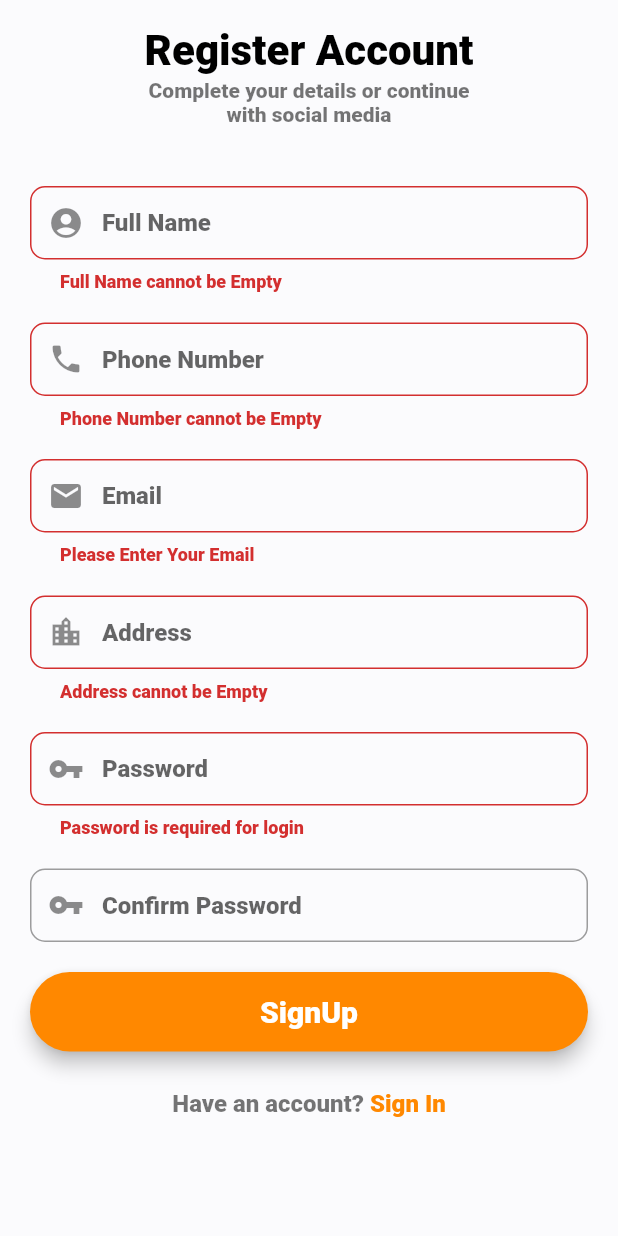
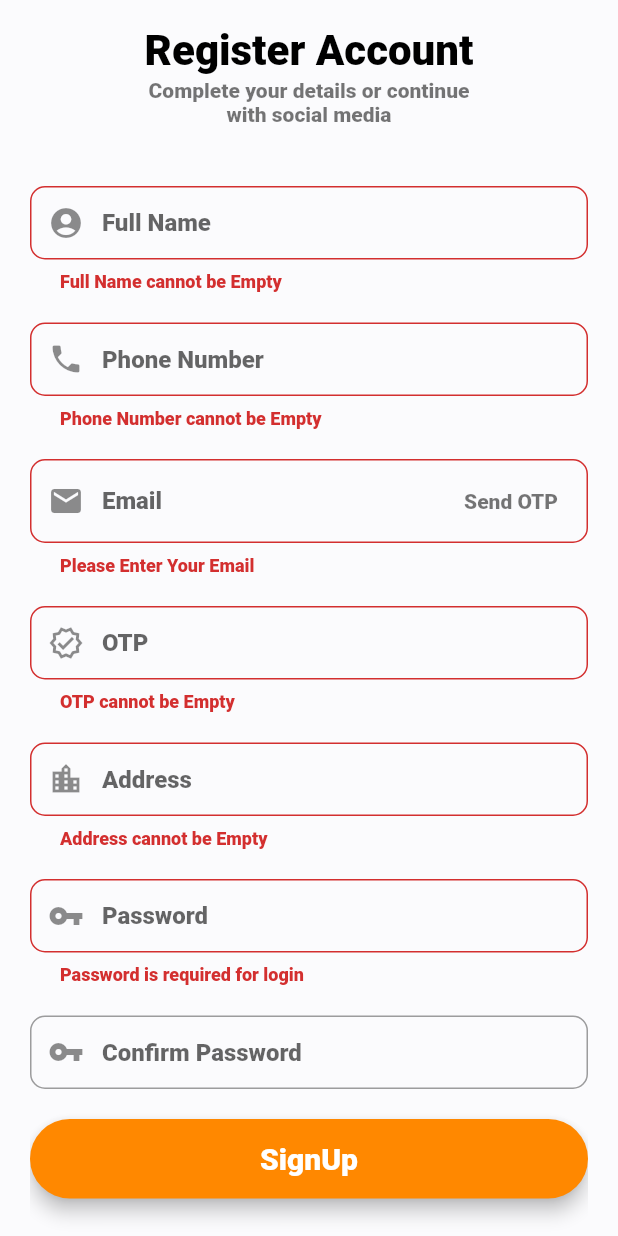
Before and after one commit to TanHoang01/gamestation, a Flutter app: the SignUpScreen screen opened directly, after a tap on "SignUp", on a phone screen of 412 x 824 dp. Run offline on Flutter 3.47's test engine with Material 2 defaults, Android fonts, the phone set to English and light mode, and no system bars; our stand-ins replace carousel_slider, charts_flutter, cloud_firestore, firebase_auth, firebase_core, firebase_storage and 4 more; missing offline and left inert: dart:ffi, email_auth; accounts and stored records are empty.

Commit message:
revenue chart and verify otp add

```diff
--- a/lib/screens/sign_up/components/sign_up_form.dart
+++ b/lib/screens/sign_up/components/sign_up_form.dart
@@ -10,6 +10,7 @@ import 'package:cloud_firestore/cloud_firestore.dart';
 import 'package:flutter/material.dart';
 import 'package:fluttertoast/fluttertoast.dart';
 import 'package:gamestation/models/user_model.dart';
+import 'package:email_auth/email_auth.dart';
 
 class SignUpForm extends StatefulWidget {
   @override
@@ -29,6 +30,7 @@ class _SignUpFormState extends State<SignUpForm> {
   final fullNameEditingController = new TextEditingController();
   final phoneNumberEditingController = new TextEditingController();
   final emailEditingController = new TextEditingController();
+  final otpEditingController = new TextEditingController();
   final addressEditingController = new TextEditingController();
   final passwordEditingController = new TextEditingController();
   final confirmPasswordEditingController = new TextEditingController();
@@ -132,7 +134,37 @@ class _SignUpFormState extends State<SignUpForm> {
         decoration: InputDecoration(
           prefixIcon: Icon(Icons.mail),
           contentPadding: EdgeInsets.fromLTRB(20, 15, 20, 15),
+          suffixIcon: GestureDetector(
+            onTap: () {
+              sendOTP();
+            },
+            child: Container(
+              padding: EdgeInsets.fromLTRB(20, 20, 20, 20),
+              child: Text('Send OTP')),),
           hintText: "Email",
+          border: OutlineInputBorder(
+            borderRadius: BorderRadius.circular(10),
+          ),
+        ));
+
+     final otpNumberField = TextFormField(
+        autofocus: false,
+        controller: otpEditingController,
+        keyboardType: TextInputType.number,
+        validator: (value) {
+          if (value!.isEmpty) {
+            return ("OTP cannot be Empty");
+          }
+          return null;
+        },
+        onSaved: (value) {
+          fullNameEditingController.text = value!;
+        },
+        textInputAction: TextInputAction.next,
+        decoration: InputDecoration(
+          prefixIcon: Icon(Icons.verified_outlined),
+          contentPadding: EdgeInsets.fromLTRB(20, 15, 20, 15),
+          hintText: "OTP",
           border: OutlineInputBorder(
             borderRadius: BorderRadius.circular(10),
           ),
@@ -221,6 +253,8 @@ class _SignUpFormState extends State<SignUpForm> {
                     SizedBox(height: 20),
                     emailField,
                     SizedBox(height: 20),
+                    otpNumberField,
+                    SizedBox(height: 20),
                     addressField,
                     SizedBox(height: 20),
                     passwordField,
@@ -234,8 +268,8 @@ class _SignUpFormState extends State<SignUpForm> {
               );
 
   }
-    void signUp(String email, String password) async {
-    if (_formKey.currentState!.validate()) {
+   void signUp(String email, String password) async {
+    if (_formKey.currentState!.validate() && verifyOTP() == true) {
       try {
         await _auth
             .createUserWithEmailAndPassword(email: email, password: password)
@@ -324,4 +358,22 @@ class _SignUpFormState extends State<SignUpForm> {
         MaterialPageRoute(builder: (context) => HomeScreen()),
         (route) => false);
   }
+  void sendOTP() async {
+    var res = await EmailAuth(sessionName: "GameStation").sendOtp(recipientMail: emailEditingController.text);
+    if(res){
+      Fluttertoast.showToast(msg: "Please check your email for OTP code ");
+    }else{
+      Fluttertoast.showToast(msg: "We could not send OTP to your email");
+    }
+  }
+
+  bool verifyOTP() {
+    var res = EmailAuth(sessionName: "Verify OTP").validateOtp(recipientMail: emailEditingController.text, userOtp: otpEditingController.text);
+    if(res){
+      return true;
+    }else{
+      Fluttertoast.showToast(msg: "Please enter valid OTP code ");
+      return false;
+    }
+  }
 }
--- a/pubspec.yaml
+++ b/pubspec.yaml
@@ -49,6 +49,8 @@ dependencies:
   iconsax: ^0.0.8
   grouped_list: ^4.2.0
   intl: ^0.17.0
+  charts_flutter: ^0.12.0
+  email_auth: ^1.0.0
 
 dev_dependencies:
   flutter_test:
```
Also changed, not shown: lib/screens/admin_revenue.dart/revenue_chart.dart (added, +205 -0 lines), lib/screens/admin_revenue.dart/revenue_list_screen.dart (+14 -3 lines), pubspec.lock.
